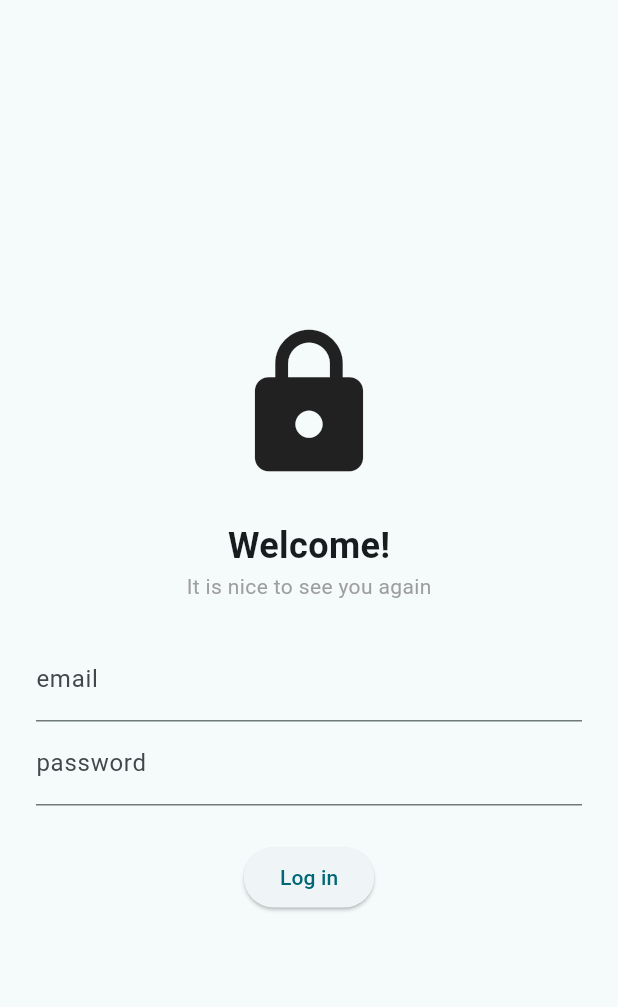
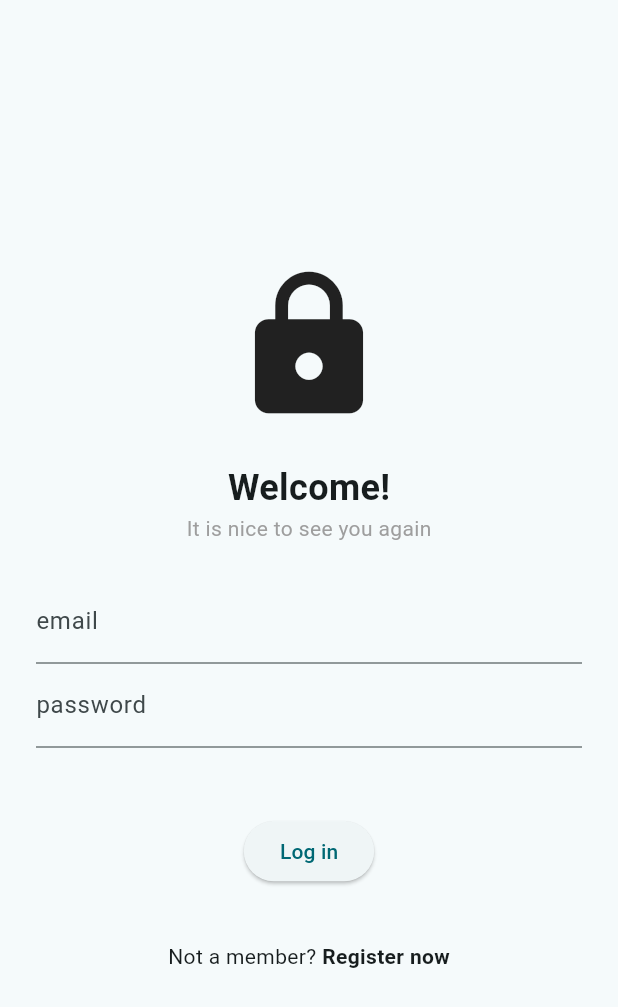
Before and after one commit to lechsebastian/birthdays_reminder_app, a Flutter app: the screen it shows after launch, on a phone screen of 412 x 824 dp. Shown: the top 1007 px of the screen. Run offline on Flutter 3.47's test engine with Material 3 defaults, Android fonts, the phone set to English and light mode, and no system bars; our stand-ins replace firebase_auth, firebase_core; accounts and stored records are empty.

Commit message:
Add error handling

```diff
--- a/lib/app/login/login_page.dart
+++ b/lib/app/login/login_page.dart
@@ -1,13 +1,20 @@
 import 'package:firebase_auth/firebase_auth.dart';
 import 'package:flutter/material.dart';
 
-class LoginPage extends StatelessWidget {
+class LoginPage extends StatefulWidget {
   LoginPage({
     super.key,
   });
 
   final TextEditingController emailController = TextEditingController();
   final TextEditingController passwordController = TextEditingController();
+
+  @override
+  State<LoginPage> createState() => _LoginPageState();
+}
+
+class _LoginPageState extends State<LoginPage> {
+  var errorMessage = '';
 
   @override
   Widget build(BuildContext context) {
@@ -32,27 +39,42 @@ class LoginPage extends StatelessWidget {
               ),
               const SizedBox(height: 24),
               TextField(
-                controller: emailController,
+                controller: widget.emailController,
                 decoration: const InputDecoration(label: Text('email')),
               ),
               TextField(
-                controller: passwordController,
+                controller: widget.passwordController,
                 decoration: const InputDecoration(label: Text('password')),
                 obscureText: true,
               ),
-              const SizedBox(height: 24),
+              const SizedBox(height: 12),
+              Text(errorMessage),
+              const SizedBox(height: 12),
               ElevatedButton(
                   onPressed: () async {
                     try {
                       await FirebaseAuth.instance.signInWithEmailAndPassword(
-                        email: emailController.text,
-                        password: passwordController.text,
+                        email: widget.emailController.text,
+                        password: widget.passwordController.text,
                       );
                     } catch (error) {
-                      print(error);
+                      setState(() {
+                        errorMessage = 'Error occured: ${error.toString()}';
+                      });
                     }
                   },
-                  child: const Text('Log in'))
+                  child: const Text('Log in')),
+              const SizedBox(height: 36),
+              const Row(
+                mainAxisAlignment: MainAxisAlignment.center,
+                children: [
+                  Text('Not a member?'),
+                  Text(
+                    ' Register now',
+                    style: TextStyle(fontWeight: FontWeight.bold),
+                  )
+                ],
+              ),
             ],
           ),
         ),
```
